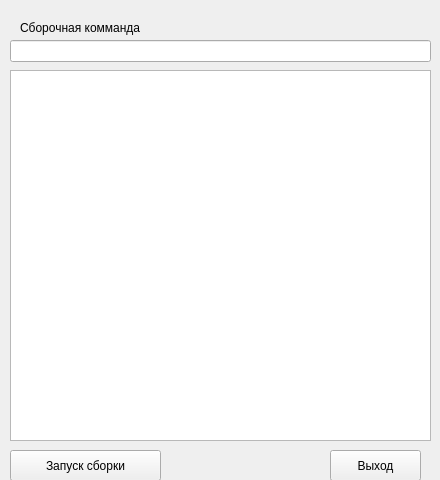
Before: the Qt Designer form mp-gui/form.ui in 150balbes/mp-gui, drawn with Qt 5.
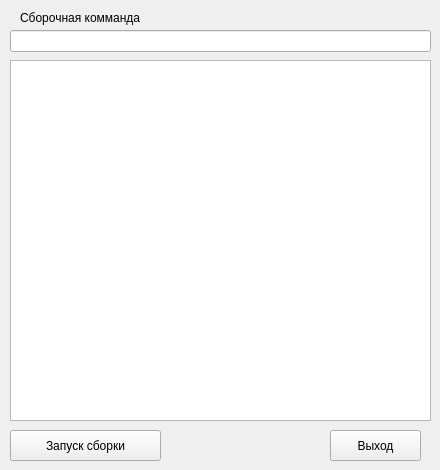
After: the same form once the commit is applied.

The edit to the form file:
```diff
--- a/mp-gui/form.ui
+++ b/mp-gui/form.ui
@@ -10,7 +10,7 @@
     <x>0</x>
     <y>0</y>
     <width>440</width>
-    <height>480</height>
+    <height>470</height>
    </rect>
   </property>
   <property name="windowTitle">
@@ -20,7 +20,7 @@
    <property name="geometry">
     <rect>
      <x>10</x>
-     <y>40</y>
+     <y>30</y>
      <width>421</width>
      <height>22</height>
     </rect>
@@ -30,9 +30,9 @@
    <property name="geometry">
     <rect>
      <x>10</x>
-     <y>70</y>
+     <y>60</y>
      <width>421</width>
-     <height>371</height>
+     <height>361</height>
     </rect>
    </property>
   </widget>
@@ -40,7 +40,7 @@
    <property name="geometry">
     <rect>
      <x>10</x>
-     <y>450</y>
+     <y>430</y>
      <width>151</width>
      <height>31</height>
     </rect>
@@ -53,7 +53,7 @@
    <property name="geometry">
     <rect>
      <x>20</x>
-     <y>20</y>
+     <y>10</y>
      <width>241</width>
      <height>16</height>
     </rect>
@@ -66,7 +66,7 @@
    <property name="geometry">
     <rect>
      <x>330</x>
-     <y>450</y>
+     <y>430</y>
      <width>91</width>
      <height>31</height>
     </rect>
```
